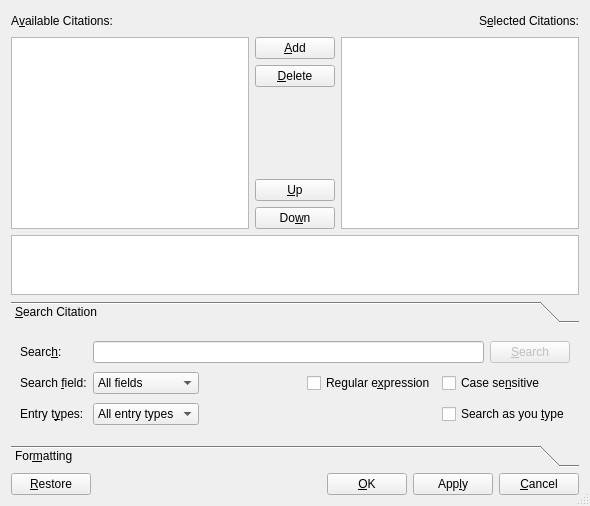
cburschka/lyx, file src/frontends/qt4/ui/CitationUi.ui: the form before one commit.
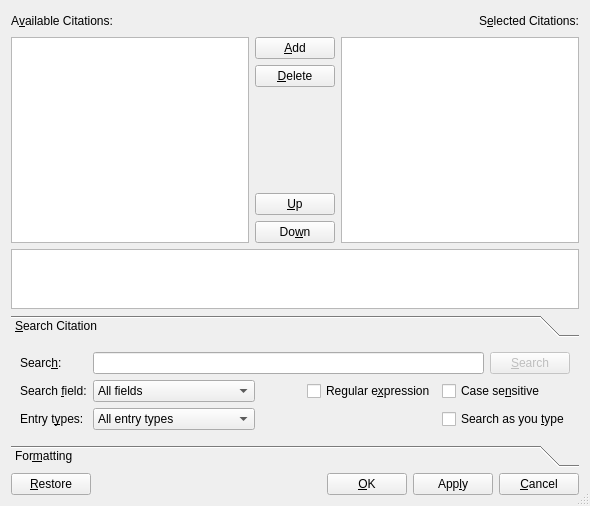
The form after the commit. The open tabs and pages were chosen to show the change. Icons and pictures are not drawn.

Commit message: Fix broken layout of the citation dialog (#10019)

Diff of the .ui file:
```diff
--- a/src/frontends/qt4/ui/CitationUi.ui
+++ b/src/frontends/qt4/ui/CitationUi.ui
@@ -16,7 +16,7 @@
   <property name="sizeGripEnabled">
    <bool>true</bool>
   </property>
-  <layout class="QGridLayout" name="gridLayout_4">
+  <layout class="QGridLayout" name="gridLayout_4" rowstretch="1,0,0">
    <item row="0" column="0">
     <layout class="QVBoxLayout" name="verticalLayout_2">
      <item>
@@ -219,7 +219,10 @@
       <attribute name="label">
        <string>&amp;Search Citation</string>
       </attribute>
-      <layout class="QGridLayout" name="gridLayout_3">
+      <layout class="QGridLayout" name="gridLayout_3" columnstretch="0,1,0,0,0,0">
+       <property name="sizeConstraint">
+        <enum>QLayout::SetMinimumSize</enum>
+       </property>
        <item row="0" column="0">
         <widget class="QLabel" name="findKeysLA">
          <property name="text">
@@ -271,6 +274,12 @@
        </item>
        <item row="1" column="1">
         <widget class="QComboBox" name="fieldsCO">
+         <property name="sizePolicy">
+          <sizepolicy hsizetype="MinimumExpanding" vsizetype="Fixed">
+           <horstretch>0</horstretch>
+           <verstretch>0</verstretch>
+          </sizepolicy>
+         </property>
          <property name="maxVisibleItems">
           <number>16</number>
          </property>
@@ -326,6 +335,12 @@
        </item>
        <item row="2" column="1">
         <widget class="QComboBox" name="entriesCO">
+         <property name="sizePolicy">
+          <sizepolicy hsizetype="MinimumExpanding" vsizetype="Fixed">
+           <horstretch>0</horstretch>
+           <verstretch>0</verstretch>
+          </sizepolicy>
+         </property>
          <property name="insertPolicy">
           <enum>QComboBox::NoInsert</enum>
          </property>
```
Left out of the diff: 5 changed lines with no effect on the pictures. The commit also changes 1 other file.
